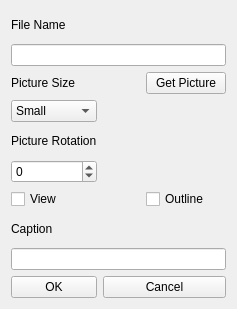
Above: shrinky_pic_gui.ui from sillsdevarchive/shrinkypic before the change. Below: the same form after it.
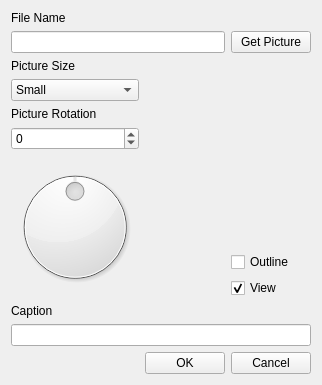
That is the form after the change.

Commit message: Added rotation dial and check boxes for outline and view

Patch:
```diff
--- a/shrinky_pic_gui.ui
+++ b/shrinky_pic_gui.ui
@@ -6,8 +6,8 @@
    <rect>
 	<x>0</x>
 	<y>0</y>
-	<width>237</width>
-	<height>309</height>
+	<width>322</width>
+	<height>385</height>
    </rect>
   </property>
   <property name="windowTitle">
@@ -16,19 +16,6 @@
   <layout class="QHBoxLayout" name="horizontalLayout">
    <item>
 	<layout class="QGridLayout" name="gridLayout">
-	 <item row="2" column="2">
-	  <widget class="QPushButton" name="GetPictureButton">
-	   <property name="toolTip">
-		<string>Browse for a picture to shrink</string>
-	   </property>
-	   <property name="whatsThis">
-		<string>Opens the file browser</string>
-	   </property>
-	   <property name="text">
-		<string>Get Picture</string>
-	   </property>
-	  </widget>
-	 </item>
 	 <item row="4" column="0">
 	  <widget class="QLabel" name="PictureRotationLabel">
 	   <property name="text">
@@ -36,20 +23,6 @@
 	   </property>
 	  </widget>
 	 </item>
-	 <item row="9" column="0">
-	  <widget class="QPushButton" name="OkButton">
-	   <property name="text">
-		<string>OK</string>
-	   </property>
-	  </widget>
-	 </item>
-	 <item row="9" column="1" colspan="2">
-	  <widget class="QPushButton" name="CancelButton">
-	   <property name="text">
-		<string>Cancel</string>
-	   </property>
-	  </widget>
-	 </item>
 	 <item row="0" column="0">
 	  <widget class="QLabel" name="FileNameLabel">
 	   <property name="text">
@@ -57,7 +30,7 @@
 	   </property>
 	  </widget>
 	 </item>
-	 <item row="8" column="0" colspan="3">
+	 <item row="11" column="0" colspan="3">
 	  <widget class="QLineEdit" name="CaptionEdit">
 	   <property name="toolTip">
 		<string>&lt;html&gt;&lt;head/&gt;&lt;body&gt;&lt;p&gt;Enter a caption for this picture.&lt;/p&gt;&lt;/body&gt;&lt;/html&gt;</string>
@@ -83,7 +56,7 @@
 	   </item>
 	  </widget>
 	 </item>
-	 <item row="7" column="0">
+	 <item row="10" column="0">
 	  <widget class="QLabel" name="CaptionLabel">
 	   <property name="toolTip">
 		<string>&lt;html&gt;&lt;head/&gt;&lt;body&gt;&lt;p&gt;Enter a caption for this picture.&lt;/p&gt;&lt;/body&gt;&lt;/html&gt;</string>
@@ -100,6 +73,62 @@
 	   </property>
 	  </widget>
 	 </item>
+	 <item row="13" column="0">
+	  <spacer name="horizontalSpacer">
+	   <property name="orientation">
+		<enum>Qt::Horizontal</enum>
+	   </property>
+	   <property name="sizeHint" stdset="0">
+		<size>
+		 <width>40</width>
+		 <height>20</height>
+		</size>
+	   </property>
+	  </spacer>
+	 </item>
+	 <item row="1" column="0" colspan="2">
+	  <widget class="QLineEdit" name="FileNameEdit"/>
+	 </item>
+	 <item row="13" column="2">
+	  <widget class="QPushButton" name="CancelButton">
+	   <property name="text">
+		<string>Cancel</string>
+	   </property>
+	  </widget>
+	 </item>
+	 <item row="13" column="1">
+	  <widget class="QPushButton" name="OkButton">
+	   <property name="text">
+		<string>OK</string>
+	   </property>
+	  </widget>
+	 </item>
+	 <item row="7" column="0">
+	  <widget class="QDial" name="RotationDial">
+	   <property name="minimum">
+		<number>-20</number>
+	   </property>
+	   <property name="maximum">
+		<number>20</number>
+	   </property>
+	   <property name="pageStep">
+		<number>1</number>
+	   </property>
+	  </widget>
+	 </item>
+	 <item row="1" column="2">
+	  <widget class="QPushButton" name="GetPictureButton">
+	   <property name="toolTip">
+		<string>Browse for a picture to shrink</string>
+	   </property>
+	   <property name="whatsThis">
+		<string>Opens the file browser</string>
+	   </property>
+	   <property name="text">
+		<string>Get Picture</string>
+	   </property>
+	  </widget>
+	 </item>
 	 <item row="5" column="0">
 	  <widget class="QSpinBox" name="RotationBox">
 	   <property name="minimum">
@@ -110,22 +139,42 @@
 	   </property>
 	  </widget>
 	 </item>
-	 <item row="1" column="0" colspan="3">
-	  <widget class="QLineEdit" name="FileNameEdit"/>
-	 </item>
-	 <item row="6" column="0">
-	  <widget class="QCheckBox" name="ViewCheckBox">
-	   <property name="text">
-		<string>View</string>
-	   </property>
-	  </widget>
-	 </item>
-	 <item row="6" column="2">
-	  <widget class="QCheckBox" name="OutlineCheckBox">
-	   <property name="text">
-		<string>Outline</string>
-	   </property>
-	  </widget>
+	 <item row="7" column="2">
+	  <layout class="QVBoxLayout" name="verticalLayout">
+	   <item>
+		<spacer name="verticalSpacer">
+		 <property name="orientation">
+		  <enum>Qt::Vertical</enum>
+		 </property>
+		 <property name="sizeHint" stdset="0">
+		  <size>
+		   <width>20</width>
+		   <height>40</height>
+		  </size>
+		 </property>
+		</spacer>
+	   </item>
+	   <item>
+		<widget class="QCheckBox" name="OutlineCheckBox">
+		 <property name="text">
+		  <string>Outline</string>
+		 </property>
+		</widget>
+	   </item>
+	   <item>
+		<widget class="QCheckBox" name="ViewCheckBox">
+		 <property name="toolTip">
+		  <string>Check to view after processing</string>
+		 </property>
+		 <property name="text">
+		  <string>View</string>
+		 </property>
+		 <property name="checked">
+		  <bool>true</bool>
+		 </property>
+		</widget>
+	   </item>
+	  </layout>
 	 </item>
 	</layout>
    </item>
```
Left out of the diff: 28 changed lines with no effect on the pictures. The commit also changes 2 other files.
